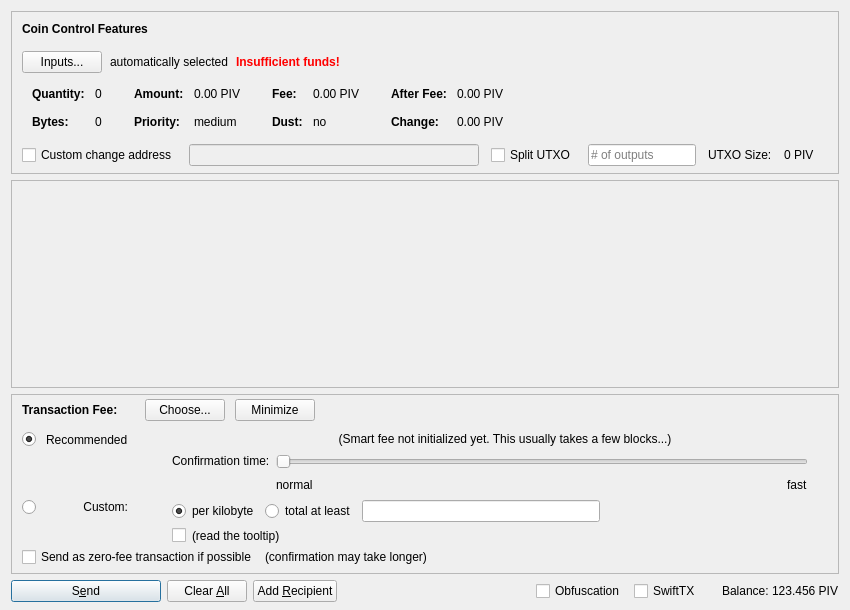
Qt form src/qt/forms/sendcoinsdialog.ui (Beasta/Divicoin) before a commit.
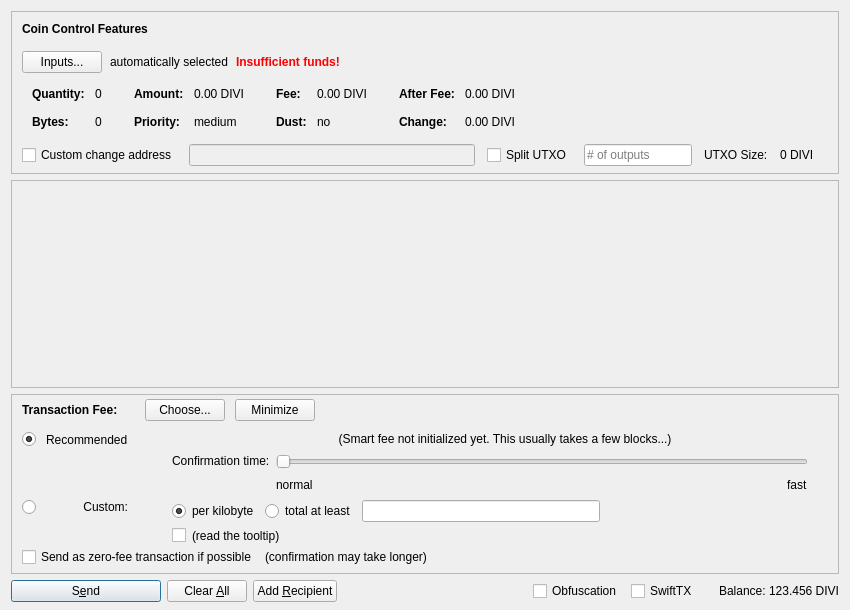
The same form after that commit. Icons and pictures are not drawn. Custom widgets are drawn as their Qt base class.

Commit message: qt: refactored: DIVI units

The edit to the form file:
```diff
--- a/src/qt/forms/sendcoinsdialog.ui
+++ b/src/qt/forms/sendcoinsdialog.ui
@@ -324,7 +324,7 @@
                   <enum>Qt::ActionsContextMenu</enum>
                  </property>
                  <property name="text">
-                  <string notr="true">0.00 PIV</string>
+                  <string notr="true">0.00 DIVI</string>
                  </property>
                  <property name="textInteractionFlags">
                   <set>Qt::LinksAccessibleByMouse|Qt::TextSelectableByKeyboard|Qt::TextSelectableByMouse</set>
@@ -404,7 +404,7 @@
                   <enum>Qt::ActionsContextMenu</enum>
                  </property>
                  <property name="text">
-                  <string notr="true">0.00 PIV</string>
+                  <string notr="true">0.00 DIVI</string>
                  </property>
                  <property name="textInteractionFlags">
                   <set>Qt::LinksAccessibleByMouse|Qt::TextSelectableByKeyboard|Qt::TextSelectableByMouse</set>
@@ -484,7 +484,7 @@
                   <enum>Qt::ActionsContextMenu</enum>
                  </property>
                  <property name="text">
-                  <string notr="true">0.00 PIV</string>
+                  <string notr="true">0.00 DIVI</string>
                  </property>
                  <property name="textInteractionFlags">
                   <set>Qt::LinksAccessibleByMouse|Qt::TextSelectableByKeyboard|Qt::TextSelectableByMouse</set>
@@ -513,7 +513,7 @@
                   <enum>Qt::ActionsContextMenu</enum>
                  </property>
                  <property name="text">
-                  <string notr="true">0.00 PIV</string>
+                  <string notr="true">0.00 DIVI</string>
                  </property>
                  <property name="textInteractionFlags">
                   <set>Qt::LinksAccessibleByMouse|Qt::TextSelectableByKeyboard|Qt::TextSelectableByMouse</set>
@@ -594,7 +594,7 @@
           <item>
            <widget class="QLabel" name="labelBlockSize">
             <property name="text">
-             <string>0 PIV</string>
+             <string>0 DIVI</string>
             </property>
            </widget>
           </item>
@@ -1435,7 +1435,7 @@
           <cursorShape>IBeamCursor</cursorShape>
          </property>
          <property name="text">
-          <string notr="true">123.456 PIV</string>
+          <string notr="true">123.456 DIVI</string>
          </property>
          <property name="textInteractionFlags">
           <set>Qt::LinksAccessibleByMouse|Qt::TextSelectableByKeyboard|Qt::TextSelectableByMouse</set>
```
Left out of the diff: 4 changed lines with no effect on the pictures. The commit also changes 4 other files.
